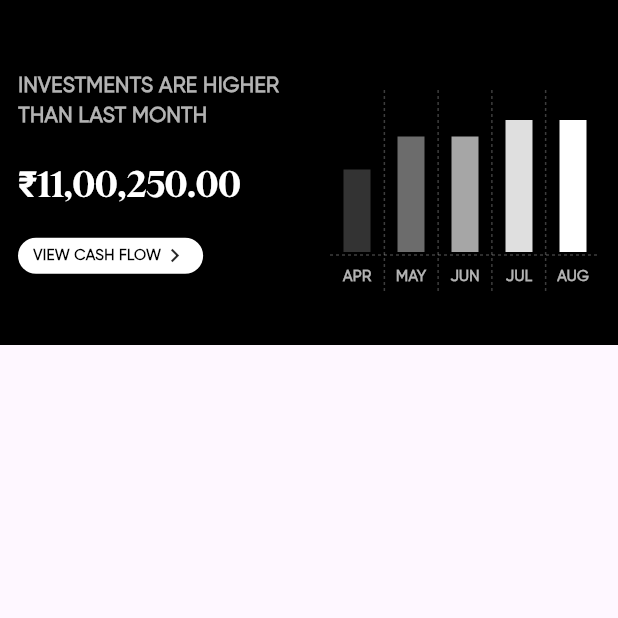
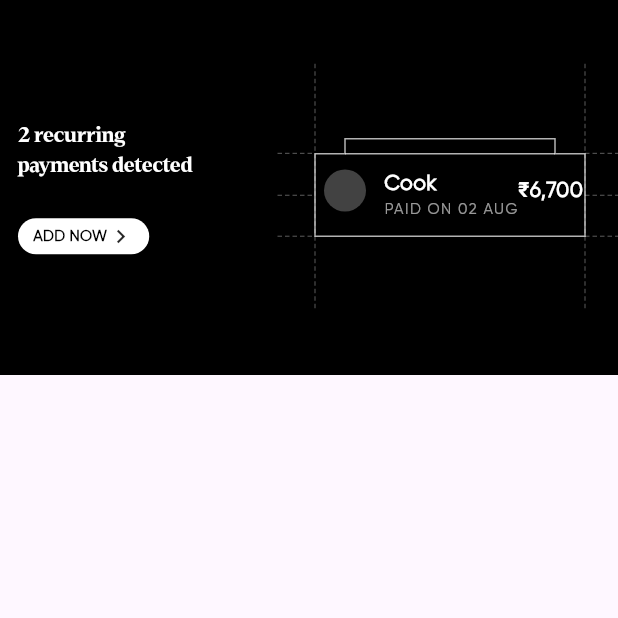
Before and after one commit to StumatoXPlum/Plum_ClientSide, a Flutter app: the screen it shows after launch, on a phone screen of 412 x 824 dp, the top half of it. Run offline on Flutter 3.47's test engine with Material 3 defaults, Android fonts, the phone set to English and light mode, and no system bars; drawn by our look-alikes of fl_chart.

Commit message:
UI compelete

```diff
--- a/lib/Utils/fonts.dart
+++ b/lib/Utils/fonts/fonts.dart
@@ -15,4 +15,8 @@ class AppTextStyles {
     fontFamily: AppFonts.gilroy,
     fontWeight: FontWeight.normal,
   );
+  static TextStyle gilroyBold = TextStyle(
+    fontFamily: AppFonts.gilroy,
+    fontWeight: FontWeight.bold,
+  );
 }
--- a/lib/main.dart
+++ b/lib/main.dart
@@ -1,6 +1,8 @@
 import 'package:flutter/material.dart';
-import 'package:task1/screens/bar_graph_screen.dart';
-import 'package:task1/view%20model/bar_graph_vm.dart';
+import 'package:task1/presentation/views/bar_graph_screen.dart';
+import 'package:task1/presentation/views/recurring_payment_screen.dart';
+import 'package:task1/presentation/views/streak_screen.dart';
+import 'package:task1/presentation/viewmodels/bar_graph_vm.dart';
 
 void main() {
   runApp(MyApp());
@@ -14,29 +16,36 @@ class MyApp extends StatelessWidget {
     return MaterialApp(
       debugShowCheckedModeBanner: false,
       title: 'Flutter Demo',
-      home: BarGraphScreen(
-        graphVm: MoneyBarGraphVm(
-          dataPoints: [
-            MoneyBarGraphDataPointVm(
-                xLabel: "APR", yValue: 500, yLabel: "\$500"),
-            MoneyBarGraphDataPointVm(
-                xLabel: "MAY", yValue: 700, yLabel: "\$700"),
-            MoneyBarGraphDataPointVm(
-                xLabel: "JUN", yValue: 700, yLabel: "\$300"),
-            MoneyBarGraphDataPointVm(
-                xLabel: "JUL", yValue: 900, yLabel: "\$900"),
-            MoneyBarGraphDataPointVm(
-                xLabel: "AUG", yValue: 900, yLabel: "\$900"),
-          ],
-          selectedBarIndex: 1,
-          maxYAxisValue: 800,
-          averageValue: 600,
-          averageLabel: "Avg: ₹600",
-        ),
-        onBarTap: (index, isSelected) {
-          print("Bar $index tapped, isSelected: $isSelected");
-        },
+      home: RecurringPaymentScreen(
+        type: 'Cook',
+        amount: '₹6,700',
+        date: 'PAID ON02 AUG',
       ),
     );
   }
 }
+
+
+// BarGraphScreen(
+//         graphVm: MoneyBarGraphVm(
+//           dataPoints: [
+//             MoneyBarGraphDataPointVm(
+//                 xLabel: "APR", yValue: 500, yLabel: "\$500"),
+//             MoneyBarGraphDataPointVm(
+//                 xLabel: "MAY", yValue: 700, yLabel: "\$700"),
+//             MoneyBarGraphDataPointVm(
+//                 xLabel: "JUN", yValue: 700, yLabel: "\$300"),
+//             MoneyBarGraphDataPointVm(
+//                 xLabel: "JUL", yValue: 900, yLabel: "\$900"),
+//             MoneyBarGraphDataPointVm(
+//                 xLabel: "AUG", yValue: 900, yLabel: "\$900"),
+//           ],
+//           selectedBarIndex: 1,
+//           maxYAxisValue: 800,
+//           averageValue: 600,
+//           averageLabel: "Avg: ₹600",
+//         ),
+//         onBarTap: (index, isSelected) {
+//           print("Bar $index tapped, isSelected: $isSelected");
+//         },
+//       ),
--- a/lib/view model/bar_graph_vm.dart
+++ b/lib/presentation/viewmodels/bar_graph_vm.dart
@@ -1,6 +1,6 @@
 import 'package:fl_chart/fl_chart.dart';
 import 'package:flutter/material.dart';
-import 'package:task1/Utils/fonts.dart';
+import 'package:task1/Utils/fonts/fonts.dart';
 
 class MoneyBarGraph extends StatefulWidget {
   const MoneyBarGraph({
--- a/lib/screens/bar_graph_screen.dart
+++ b/lib/presentation/views/bar_graph_screen.dart
@@ -1,7 +1,7 @@
 import 'package:fl_chart/fl_chart.dart';
 import 'package:flutter/material.dart';
-import 'package:task1/Utils/fonts.dart';
-import 'package:task1/view%20model/bar_graph_vm.dart';
+import 'package:task1/Utils/fonts/fonts.dart';
+import 'package:task1/presentation/viewmodels/bar_graph_vm.dart';
 
 class BarGraphScreen extends StatefulWidget {
   const BarGraphScreen({
--- a/lib/screens/pie_chart_screen.dart
+++ b/lib/presentation/views/pie_chart_screen.dart
@@ -1,6 +1,6 @@
 import 'package:flutter/material.dart';
-import 'package:task1/Utils/fonts.dart';
-import 'package:task1/view%20model/pie_chart_vm.dart';
+import 'package:task1/Utils/fonts/fonts.dart';
+import 'package:task1/presentation/viewmodels/pie_chart_vm.dart';
 
 class PieChartScreen extends StatelessWidget {
   const PieChartScreen({super.key});
--- /dev/null
+++ b/lib/presentation/views/recurring_payment_screen.dart
@@ -0,0 +1,146 @@
+import 'package:flutter/material.dart';
+import 'package:task1/Utils/fonts/fonts.dart';
+import 'package:task1/Utils/painters/custom_container.dart';
+import 'package:task1/Utils/painters/guidelines_painter.dart';
+
+class RecurringPaymentScreen extends StatelessWidget {
+  const RecurringPaymentScreen({
+    super.key,
+    required this.type,
+    required this.amount,
+    required this.date,
+    this.onCheckNowPressed,
+  });
+
+  final String type;
+  final String amount;
+  final String date;
+  final VoidCallback? onCheckNowPressed;
+
+  @override
+  Widget build(BuildContext context) {
+    return Scaffold(
+      body: Container(
+        height: 250,
+        width: double.infinity,
+        decoration: const BoxDecoration(color: Colors.black),
+        child: Padding(
+          padding: const EdgeInsets.symmetric(horizontal: 12.0),
+          child: Row(
+            children: [
+              Expanded(
+                child: Column(
+                  spacing: 25,
+                  crossAxisAlignment: CrossAxisAlignment.start,
+                  mainAxisSize: MainAxisSize.min,
+                  children: [
+                    Text(
+                      "2 recurring\npayments detected",
+                      style: AppTextStyles.dentonBold.copyWith(
+                          fontSize: 14,
+                          color: Colors.white,
+                          fontWeight: FontWeight.bold),
+                    ),
+                    Container(
+                      padding:
+                          EdgeInsets.symmetric(horizontal: 10, vertical: 2),
+                      decoration: BoxDecoration(
+                        color: Colors.white,
+                        borderRadius: BorderRadius.horizontal(
+                          right: Radius.circular(18),
+                          left: Radius.circular(18),
+                        ),
+                      ),
+                      child: Row(
+                        mainAxisSize: MainAxisSize.min,
+                        children: [
+                          Text(
+                            "ADD NOW",
+                            style: AppTextStyles.gilroyBold.copyWith(
+                              fontSize: 10,
+                              color: Colors.black,
+                              fontWeight: FontWeight.bold,
+                              height: 2,
+                            ),
+                          ),
+                          Icon(
+                            Icons.keyboard_arrow_right_outlined,
+                            size: 18,
+                          )
+                        ],
+                      ),
+                    ),
+                  ],
+                ),
+              ),
+              CustomPaint(
+                painter: GuidelinesPainter(),
+                child: ContainerData(),
+              ),
+            ],
+          ),
+        ),
+      ),
+    );
+  }
+}
+
+class ContainerData extends StatelessWidget {
+  const ContainerData({super.key});
+
+  @override
+  Widget build(BuildContext context) {
+    return CustomPaint(
+      painter: CustomContainer(),
+      child: Container(
+        width: 200,
+        height: 65,
+        padding: EdgeInsets.fromLTRB(16, 20, 16, 16),
+        child: Row(
+          children: [
+            Container(
+              width: 28,
+              height: 28,
+              decoration: BoxDecoration(
+                shape: BoxShape.circle,
+                color: Colors.grey[800],
+              ),
+            ),
+            SizedBox(width: 12),
+            Column(
+              crossAxisAlignment: CrossAxisAlignment.start,
+              mainAxisAlignment: MainAxisAlignment.center,
+              children: [
+                Text(
+                  'Cook',
+                  style: AppTextStyles.gilroyBold.copyWith(
+                    color: Colors.white,
+                    fontSize: 14,
+                  ),
+                ),
+                // SizedBox(height: 2),
+                Text(
+                  'PAID ON 02 AUG',
+                  style: AppTextStyles.gilroyRegular.copyWith(
+                    color: Colors.white60,
+                    fontSize: 10,
+                    letterSpacing: 1,
+                  ),
+                ),
+              ],
+            ),
+            Spacer(),
+            Text(
+              '₹6,700',
+              style: AppTextStyles.gilroyRegular.copyWith(
+                color: Colors.white,
+                fontSize: 14,
+                fontWeight: FontWeight.bold,
+              ),
+            ),
+          ],
+        ),
+      ),
+    );
+  }
+}
--- a/pubspec.yaml
+++ b/pubspec.yaml
@@ -78,9 +78,11 @@ flutter:
     - family: Denton
       fonts:
         - asset: assets/fonts/Denton/Denton-Bold.otf
+          weight: 700
     - family: Gilroy
       fonts:
         - asset: assets/fonts/Gilroy/Gilroy-Regular.ttf
+        - asset: assets/fonts/Gilroy/Gilroy-Bold.ttf
 
   #
   # For details regarding fonts from package dependencies,
```
Also changed, not shown: lib/Utils/painters/custom_container.dart (added, +33 -0 lines), lib/Utils/painters/guidelines_painter.dart (added, +71 -0 lines), lib/data/models/recurring_model.dart (added, +31 -0 lines), lib/data/models/streaks_model.dart (added, +27 -0 lines), lib/presentation/views/streak_screen.dart (added, +151 -0 lines), assets/fonts/Gilroy/Gilroy-Bold.ttf (added), lib/data/models/bar_model.dart (renamed from lib/data/bar_model.dart), lib/data/models/pie_model.dart (renamed from lib/data/pie_model.dart), lib/presentation/viewmodels/pie_chart_vm.dart (renamed from lib/view model/pie_chart_vm.dart).
